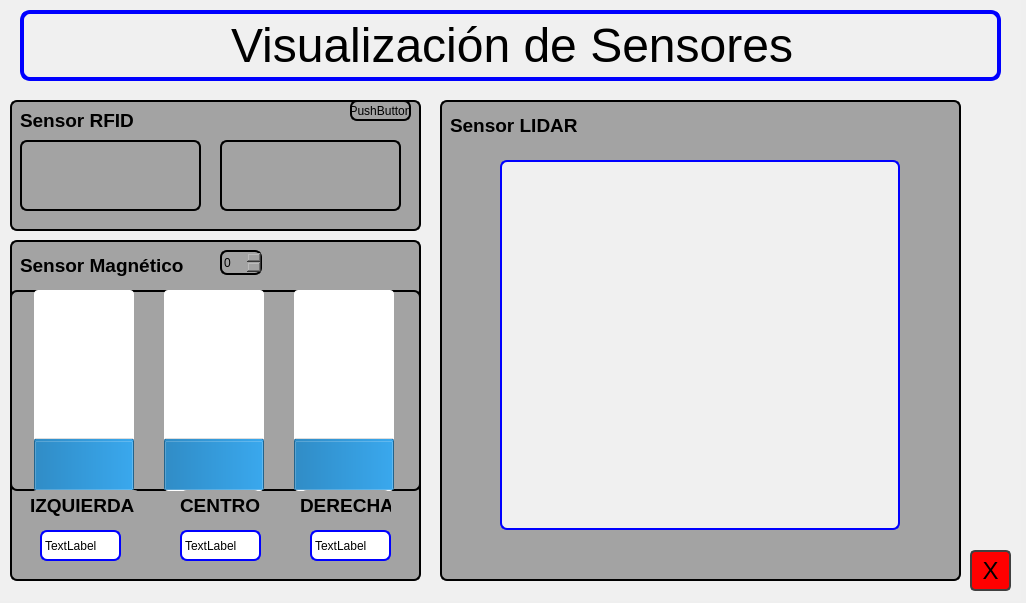
molautaro/interfazAGV, file mainwindow.ui: the form before one commit.
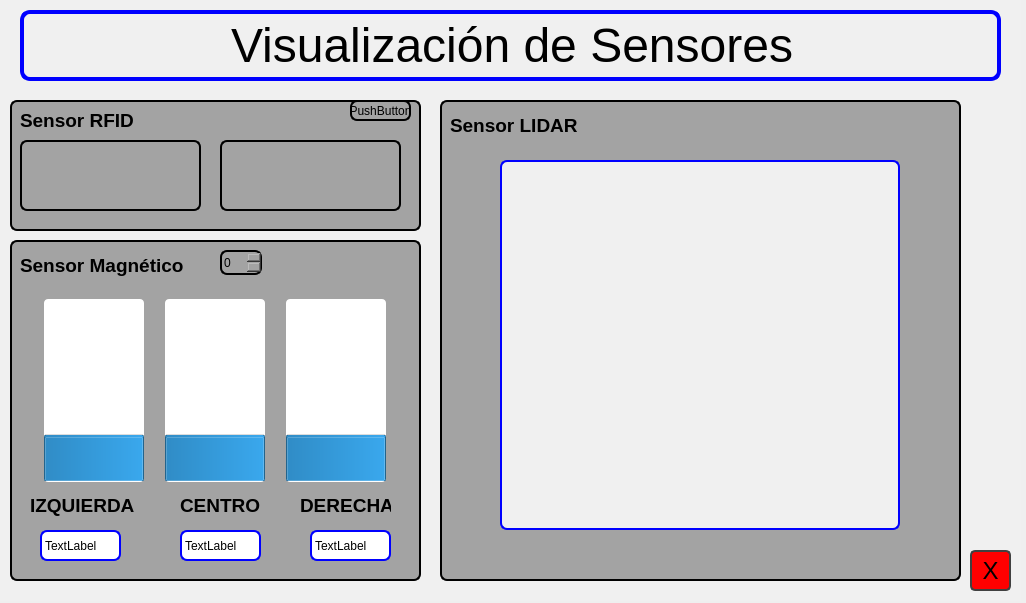
The form after the commit.

Commit message: Nueva ventana .ui

What changed in the file:
```diff
--- a/mainwindow.ui
+++ b/mainwindow.ui
@@ -769,16 +769,22 @@
         <string>Sensor Magnético</string>
        </property>
       </widget>
-      <widget class="QWidget" name="horizontalLayoutWidget">
+      <widget class="QFrame" name="horizontalFrame">
        <property name="geometry">
         <rect>
-         <x>0</x>
+         <x>10</x>
          <y>50</y>
-         <width>411</width>
+         <width>391</width>
          <height>201</height>
         </rect>
        </property>
+       <property name="styleSheet">
+        <string notr="true">border: 0px solid;</string>
+       </property>
        <layout class="QHBoxLayout" name="horizontalLayout_2">
+        <property name="sizeConstraint">
+         <enum>QLayout::SetDefaultConstraint</enum>
+        </property>
         <item>
          <widget class="QProgressBar" name="barraIZQ">
           <property name="minimumSize">
```
Left out of the diff: 6 changed lines with no effect on the pictures. The commit also changes 6 other files.
